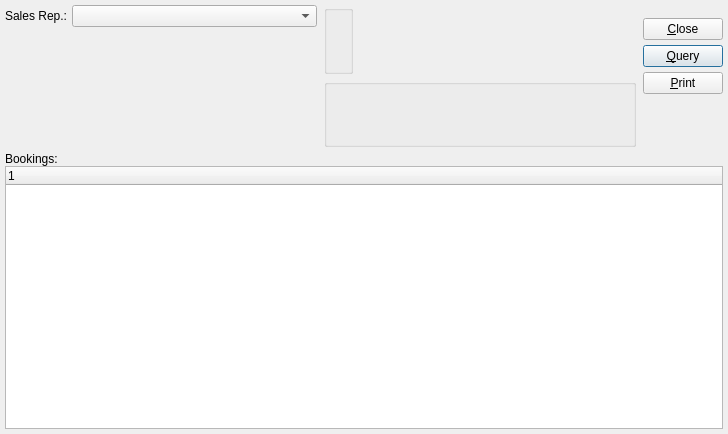
Qt form xtuple/trunk/guiclient/dspBookingsBySalesRep.ui (WooodHead/xtuple) before a commit.
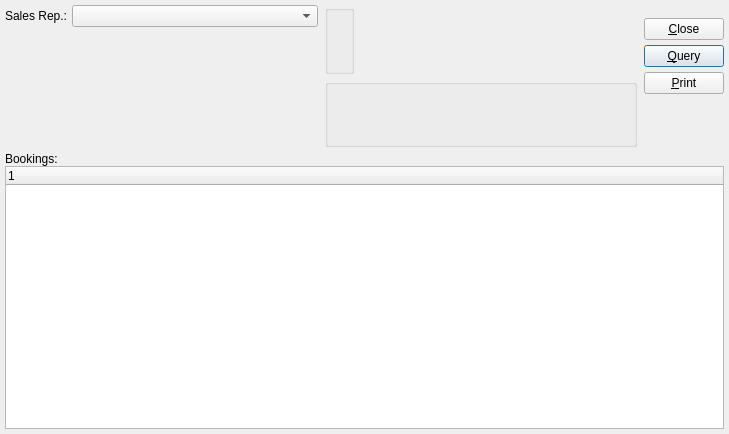
The same form after that commit. Custom widgets are drawn as their Qt base class.

```diff
--- a/xtuple/trunk/guiclient/dspBookingsBySalesRep.ui
+++ b/xtuple/trunk/guiclient/dspBookingsBySalesRep.ui
@@ -8,7 +8,7 @@
    <rect>
     <x>0</x>
     <y>0</y>
-    <width>728</width>
+    <width>729</width>
     <height>434</height>
    </rect>
   </property>
@@ -25,25 +25,16 @@
     </property>
     <item>
      <layout class="QHBoxLayout" >
-      <property name="margin" >
-       <number>0</number>
-      </property>
       <property name="spacing" >
        <number>7</number>
       </property>
       <item>
        <layout class="QVBoxLayout" >
-        <property name="margin" >
-         <number>0</number>
-        </property>
         <property name="spacing" >
          <number>0</number>
         </property>
         <item>
          <layout class="QHBoxLayout" >
-          <property name="margin" >
-           <number>0</number>
-          </property>
           <property name="spacing" >
            <number>5</number>
           </property>
@@ -60,9 +51,7 @@
           <item>
            <widget class="XComboBox" name="_salesrep" >
             <property name="sizePolicy" >
-             <sizepolicy>
-              <hsizetype>7</hsizetype>
-              <vsizetype>0</vsizetype>
+             <sizepolicy vsizetype="Fixed" hsizetype="Expanding" >
               <horstretch>0</horstretch>
               <verstretch>0</verstretch>
              </sizepolicy>
@@ -91,25 +80,16 @@
       </item>
       <item>
        <layout class="QVBoxLayout" >
-        <property name="margin" >
-         <number>0</number>
-        </property>
         <property name="spacing" >
          <number>5</number>
         </property>
         <item>
          <layout class="QHBoxLayout" >
-          <property name="margin" >
-           <number>0</number>
-          </property>
           <property name="spacing" >
            <number>0</number>
           </property>
           <item>
            <layout class="QHBoxLayout" >
-            <property name="margin" >
-             <number>0</number>
-            </property>
             <property name="spacing" >
              <number>7</number>
             </property>
@@ -122,9 +102,6 @@
             </item>
             <item>
              <layout class="QVBoxLayout" >
-              <property name="margin" >
-               <number>0</number>
-              </property>
               <property name="spacing" >
                <number>0</number>
               </property>
@@ -180,17 +157,11 @@
       </item>
       <item>
        <layout class="QVBoxLayout" >
-        <property name="margin" >
-         <number>0</number>
-        </property>
         <property name="spacing" >
          <number>0</number>
         </property>
         <item>
          <layout class="QVBoxLayout" >
-          <property name="margin" >
-           <number>0</number>
-          </property>
           <property name="spacing" >
            <number>5</number>
           </property>
@@ -245,9 +216,6 @@
     </item>
     <item>
      <layout class="QVBoxLayout" >
-      <property name="margin" >
-       <number>0</number>
-      </property>
       <property name="spacing" >
        <number>0</number>
       </property>
@@ -269,40 +237,30 @@
  <layoutdefault spacing="6" margin="11" />
  <pixmapfunction>qPixmapFromMimeSource</pixmapfunction>
  <customwidgets>
-  <customwidget>
-   <class>XComboBox</class>
-   <extends>QComboBox</extends>
-   <header>xcombobox.h</header>
-   <container>0</container>
-   <pixmap></pixmap>
-  </customwidget>
   <customwidget>
    <class>DateCluster</class>
    <extends>QWidget</extends>
    <header>datecluster.h</header>
-   <container>0</container>
-   <pixmap></pixmap>
+  </customwidget>
+  <customwidget>
+   <class>ParameterGroup</class>
+   <extends>QGroupBox</extends>
+   <header>parametergroup.h</header>
+  </customwidget>
+  <customwidget>
+   <class>WarehouseGroup</class>
+   <extends>QGroupBox</extends>
+   <header>warehousegroup.h</header>
+  </customwidget>
+  <customwidget>
+   <class>XComboBox</class>
+   <extends>QComboBox</extends>
+   <header>xcombobox.h</header>
   </customwidget>
   <customwidget>
    <class>XTreeWidget</class>
    <extends>QTreeWidget</extends>
    <header>xtreewidget.h</header>
-   <container>0</container>
-   <pixmap></pixmap>
-  </customwidget>
-  <customwidget>
-   <class>WarehouseGroup</class>
-   <extends>QGroupBox</extends>
-   <header>warehousegroup.h</header>
-   <container>0</container>
-   <pixmap></pixmap>
-  </customwidget>
-  <customwidget>
-   <class>ParameterGroup</class>
-   <extends>QGroupBox</extends>
-   <header>parametergroup.h</header>
-   <container>0</container>
-   <pixmap></pixmap>
   </customwidget>
  </customwidgets>
  <tabstops>
```
Left out of the diff: 19 changed lines with no effect on the pictures.
